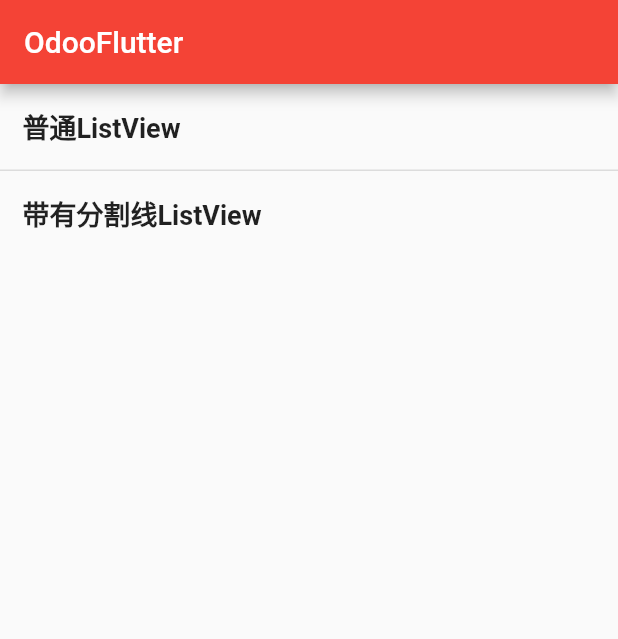
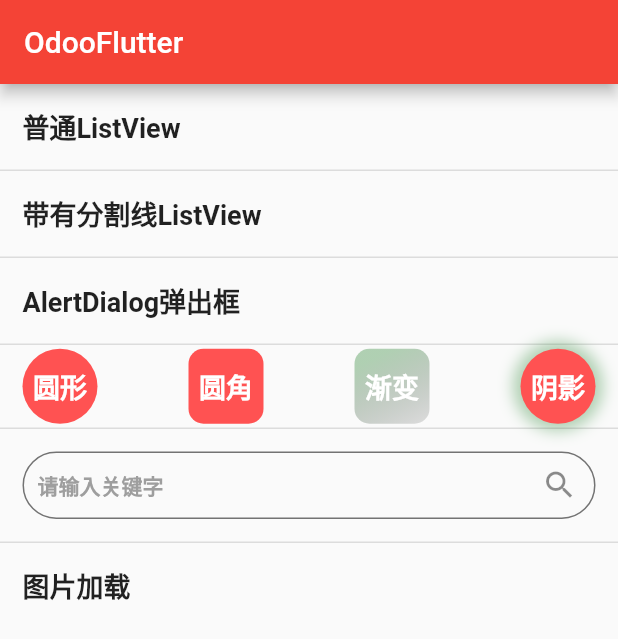
Before and after one commit to sybang/odoo_flutter, a Flutter app: the screen it shows after launch, on a phone screen of 412 x 824 dp. Shown: the top 639 px of the screen. Run offline on Flutter 3.47's test engine with Material 2 defaults, Android fonts, the phone set to English and light mode, and no system bars.

Commit message:
Melaka_201910281906

```diff
--- /dev/null
+++ b/lib/boxdecoration_widget.dart
@@ -0,0 +1,98 @@
+import 'package:flutter/material.dart';
+
+//圆形
+Widget renderCircular() {
+  return Container(
+    height: 50,
+    width: 50,
+    alignment: Alignment.center,
+    decoration: BoxDecoration(
+      color: Colors.redAccent,
+      borderRadius: BorderRadius.circular(30),
+    ),
+    child: Text(
+      '圆形',
+      style: TextStyle(
+        fontSize: 18,
+        fontWeight: FontWeight.bold,
+        color: Colors.white,
+      ),
+    ),
+  );
+}
+
+//圆角
+Widget renderCircularNoun() {
+  return Container(
+    width: 50,
+    height: 50,
+    alignment: Alignment.center,
+    decoration: BoxDecoration(
+      color: Colors.redAccent,
+      borderRadius: BorderRadius.circular(10),
+    ),
+    child: Text(
+      '圆角',
+      style: TextStyle(
+        fontSize: 18,
+        fontWeight: FontWeight.bold,
+        color: Colors.white,
+      ),
+    ),
+  );
+}
+
+//渐变
+Widget renderChangeGradually() {
+  return Container(
+    width: 50,
+    height: 50,
+    alignment: Alignment.center,
+    decoration: BoxDecoration(
+      color: Colors.redAccent,
+      borderRadius: BorderRadius.circular(10),
+      gradient: LinearGradient(
+          begin: Alignment.topCenter,
+          end: Alignment.bottomRight,
+          colors: [
+            Color.fromARGB(100, 60, 142, 67),
+            Color.fromARGB(30, 0, 0, 0)
+          ]),
+    ),
+    child: Text(
+      '渐变',
+      style: TextStyle(
+        fontSize: 18,
+        fontWeight: FontWeight.bold,
+        color: Colors.white,
+      ),
+    ),
+  );
+}
+
+//阴影
+Widget renderShadow() {
+  return Container(
+    width: 50,
+    height: 50,
+    alignment: Alignment.center,
+    decoration: BoxDecoration(
+        color: Colors.redAccent,
+        borderRadius: BorderRadius.circular(30),
+        boxShadow: [
+          BoxShadow(
+            blurRadius: 8,
+            spreadRadius: 5, //范围
+            color: Color.fromARGB(100, 60, 142, 67),
+          )
+        ]),
+    child: Text(
+      '阴影',
+      style: TextStyle(
+        fontSize: 18,
+        fontWeight: FontWeight.bold,
+        color: Colors.white,
+      ),
+    ),
+  );
+}
--- /dev/null
+++ b/lib/dialog_widget.dart
@@ -0,0 +1,45 @@
+import 'package:flutter/material.dart';
+void showAlertDialog(BuildContext context, String title, List contentList,
+    String flatButtonText) {
+  showDialog<void>(
+      context: context,
+      barrierDismissible: false,
+      builder: (BuildContext context) {
+        return AlertDialog(
+          title: Text(title),
+          //防止内容溢出尽量使用SingleChildScrollView避免使用ListView,GridView
+          content: SingleChildScrollView(
+            child: ListBody(
+              children: <Widget>[
+                buildItem(contentList)
+                //new Text(contentList[0])
+              ],
+            ),
+          ),
+          actions: <Widget>[
+            FlatButton(
+              child: Text(
+                flatButtonText,
+              ),
+              onPressed: () {
+                Navigator.of(context).pop();
+              },
+            )
+          ],
+        );
+      });
+}
+
+
+Widget buildItem(List contentList) {
+  List<Widget> items = []; //先建一个数组用于存放循环生成的widget
+  Widget content; //单独一个widget组件，用于返回需要生成的内容widget
+  for (var item in contentList) {
+    items.add(new Row(children: <Widget>[new Text(item)]));
+  }
+  content =
+  new Column(children: items //重点在这里，因为用编辑器写Row生成的children后面会跟一个<Widget>[]，
+    //此时如果我们直接把生成的tiles放在<Widget>[]中是会报一个类型不匹配的错误，把<Widget>[]删了就可以了
+  );
+  return content;
+}
--- /dev/null
+++ b/lib/input_widget.dart
@@ -0,0 +1,48 @@
+import 'package:flutter/material.dart';
+
+Widget renderSearch(BuildContext context) {
+  return Container(
+    height: 45,
+    margin: EdgeInsets.all(15),
+    alignment: Alignment.center,
+    child: TextField(
+      maxLines: 1,
+      style: TextStyle(fontWeight: FontWeight.bold, color: Colors.black54),
+      cursorColor: Colors.redAccent,
+      cursorWidth: 2,
+//                        cursorRadius: Radius.elliptical(2, 8),
+      decoration: InputDecoration(
+        enabledBorder: OutlineInputBorder(
+          borderSide: BorderSide(color: Colors.black54, width: 1),
+          borderRadius: BorderRadius.all(Radius.circular(30)),
+        ),
+        focusedBorder: OutlineInputBorder(
+          borderSide: BorderSide(color: Colors.redAccent, width: 1),
+          borderRadius: BorderRadius.all(Radius.circular(30)),
+        ),
+        contentPadding: EdgeInsets.all(10),
+        hintText: '请输入关键字',
+        hintStyle: TextStyle(
+          fontSize: 14,
+          color: Colors.grey,
+        ),
+        suffixIcon: new IconButton(
+          icon: new Icon(Icons.search, color: Colors.black45),
+          onPressed: () {
+            final snackBar = new SnackBar(
+              content: new Text(
+                '请检查网络!',
+                textAlign: TextAlign.center,
+                style: TextStyle(
+                    color: Colors.black87, fontWeight: FontWeight.bold),
+              ),
+              backgroundColor: Colors.redAccent,
+              duration: Duration(seconds: 1),
+            );
+            Scaffold.of(context).showSnackBar(snackBar);
+          },
+        ),
+      ),
+    ),
+  );
+}
--- a/lib/main.dart
+++ b/lib/main.dart
@@ -1,7 +1,9 @@
 import 'package:flutter/material.dart';
-import 'widget_alert_dialog.dart';
 import 'package:odoo_flutter/widget_ordinary_listview.dart';
 import 'package:odoo_flutter/widget_cut_line_listview.dart';
+import 'dialog_widget.dart';
+import 'boxdecoration_widget.dart';
+import 'input_widget.dart';
 
 void main() => runApp(MyApp());
 
@@ -27,9 +29,6 @@ class MyHomePage extends StatefulWidget {
 class _MyHomePageState extends State<MyHomePage> {
   @override
   Widget build(BuildContext context) {
-    final List itemList = new List();
-    itemList.add('普通ListView');
-    itemList.add('带有分割线ListView');
     return Scaffold(
       appBar: AppBar(title: Text('OdooFlutter')),
       body: Container(
@@ -39,10 +38,10 @@ class _MyHomePageState extends State<MyHomePage> {
               padding: EdgeInsets.all(15),
               child: GestureDetector(
                 onTap: () {
-                  _clickItem(_testData(), position);
+                  _clickItem(context, _testData(), position);
                 },
                 child: Text(
-                  itemList[position],
+                  _homeData()[position],
                   style: TextStyle(
                     fontSize: 18,
                     fontWeight: FontWeight.bold,
@@ -52,66 +51,60 @@ class _MyHomePageState extends State<MyHomePage> {
             );
           },
           separatorBuilder: (BuildContext context, int position) {
+            if (position == 2) {
+              return new Container(
+                child: Column(
+                  children: <Widget>[
+                    Container(
+                      height: 1.0,
+                      color: Colors.black12,
+                    ),
+                    Container(
+                      margin: EdgeInsets.fromLTRB(15, 0, 15, 0),
+                      height: 55,
+                      child: Row(
+                        mainAxisAlignment: MainAxisAlignment.spaceBetween,
+                        children: <Widget>[
+                          renderCircular(),
+                          renderCircularNoun(),
+                          renderChangeGradually(),
+                          renderShadow(),
+                        ],
+                      ),
+                    ),
+                    Container(
+                      height: 1.0,
+                      color: Colors.black12,
+                    ),
+                    renderSearch(context),
+                    Container(
+                      height: 1.0,
+                      color: Colors.black12,
+                    ),
+                  ],
+                ),
+              );
+            } else {
               return new Container(
                 height: 1.0,
                 color: Colors.black12,
               );
+            }
           },
-          itemCount: itemList.length,
+          itemCount: _homeData().length,
         ),
       ),
     );
-
-//
-//    final List contentList = new List();
-//    contentList.add('请勿删除!');
-//    contentList.add('请勿删除!');
-//    contentList.add('请勿删除!');
-//
-//    final List itemList = new List();
-//    itemList.add('item1');
-//    itemList.add('item2');
-//    itemList.add('item3');
-//    return Scaffold(
-//      appBar: AppBar(
-//        title: Text(widget.title),
-//      ),
-//      body: Center(
-//        child: Column(
-//          mainAxisAlignment: MainAxisAlignment.center,
-//          children: <Widget>[
-//            RaisedButton(
-//              child: Text('显示AlertDialog'),
-//              onPressed: () {
-////                Navigator.push(
-////                  context,
-////                  new MaterialPageRoute(
-////                      builder: (context) => new AlertDialogWidget(
-////                          '警告!重要的话说三遍', contentList, '关闭')),
-////                );
-//                Navigator.push(
-//                    context,
-//                    new MaterialPageRoute(
-//                        builder: (context) => new OrdinaryListView(
-//                              '普通 ListView',
-//                              itemList,
-//                            )));
-//              },
-//            ),
-//          ],
-//        ),
-//      ),
-//    );
   }
 
-  void _clickItem(List itemList, int position) {
+  void _clickItem(BuildContext context, List itemList, int position) {
     switch (position) {
       case 0:
         Navigator.push(
             context,
             new MaterialPageRoute(
                 builder: (context) => new OrdinaryListView(
-                      '普通ListView',
+                      _homeData()[0],
                       itemList,
                     )));
         break;
@@ -120,11 +113,24 @@ class _MyHomePageState extends State<MyHomePage> {
             context,
             new MaterialPageRoute(
                 builder: (context) => new CutLineListView(
-                      '带有分割线ListView',
+                      _homeData()[1],
                       itemList,
                     )));
         break;
+      case 2:
+        showAlertDialog(context, _homeData()[2], _testData(), '关闭');
+        break;
     }
+  }
+}
+
+List _homeData() {
+  List itemList = new List();
+  itemList.add('普通ListView');
+  itemList.add('带有分割线ListView');
+  itemList.add('AlertDialog弹出框');
+  itemList.add('图片加载');
+  return itemList;
 }
 
 List _testData() {
@@ -137,4 +143,3 @@ class _MyHomePageState extends State<MyHomePage> {
   listData.add('item6');
   return listData;
 }
-}
--- /dev/null
+++ b/lib/picture_widget.dart
@@ -0,0 +1 @@
+import 'package:flutter/material.dart';
--- a/lib/widget_alert_dialog.dart
+++ /dev/null
@@ -1,74 +0,0 @@
-
-import 'package:flutter/material.dart';
-
-
-//AlertDialog 操作提示框
-
-class AlertDialogWidget extends StatelessWidget {
-  final String title;
-  final List contentList;
-  final String flatButtonText;
-
-  AlertDialogWidget(this.title, this.contentList, this.flatButtonText);
-
-  @override
-  Widget build(BuildContext context) {
-    // TODO: implement build
-    return RaisedButton(
-      padding: EdgeInsets.all(10),
-      child: Text(
-        '显示 AlertDialog',
-        style: TextStyle(fontSize: 20, color: Colors.black),
-      ),
-      color: Theme.of(context).accentColor,
-      elevation: 4,
-      splashColor: Colors.blueAccent,
-      onPressed: () {
-        showAlertDialog(context);
-      },
-    );
-  }
-
-  void showAlertDialog(BuildContext context) {
-    showDialog<void>(
-        context: context,
-        barrierDismissible: false,
-        builder: (BuildContext context) {
-          return AlertDialog(
-            title: Text(title),
-            //防止内容溢出尽量使用SingleChildScrollView避免使用ListView,GridView
-            content: SingleChildScrollView(
-              child: ListBody(
-                children: <Widget>[
-                  buildItem(contentList)
-                  //new Text(contentList[0])
-                ],
-              ),
-            ),
-            actions: <Widget>[
-              FlatButton(
-                child: Text(
-                  flatButtonText,
-                ),
-                onPressed: () {
-                  Navigator.of(context).pop();
-                },
-              )
-            ],
-          );
-        });
-  }
-}
-
-Widget buildItem(List contentList) {
-  List<Widget> items = []; //先建一个数组用于存放循环生成的widget
-  Widget content; //单独一个widget组件，用于返回需要生成的内容widget
-  for (var item in contentList) {
-    items.add(new Row(children: <Widget>[new Text(item)]));
-  }
-  content =
-      new Column(children: items //重点在这里，因为用编辑器写Row生成的children后面会跟一个<Widget>[]，
-          //此时如果我们直接把生成的tiles放在<Widget>[]中是会报一个类型不匹配的错误，把<Widget>[]删了就可以了
-          );
-  return content;
-}
```
Lines whose indentation alone changed are shown as unchanged.
